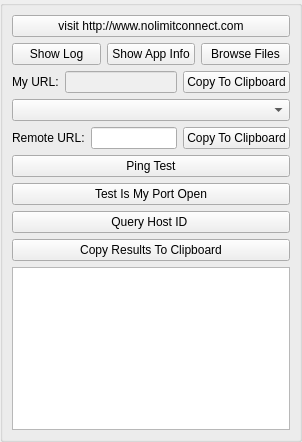
Qt form GoTvApps/GoTvCommon/Forms/AppletTestAndDebug.ui (brettrjones-github/nolimitconnect) before a commit.
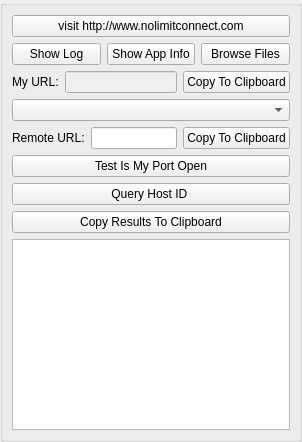
The same form after that commit.

Patch:
```diff
--- a/GoTvApps/GoTvCommon/Forms/AppletTestAndDebug.ui
+++ b/GoTvApps/GoTvCommon/Forms/AppletTestAndDebug.ui
@@ -152,13 +152,6 @@
         </item>
        </layout>
       </item>
-      <item>
-       <widget class="QPushButton" name="m_PingButton">
-        <property name="text">
-         <string>Ping Test</string>
-        </property>
-       </widget>
-      </item>
       <item>
        <widget class="QPushButton" name="m_IsMyPortOpenButton">
         <property name="text">
```
